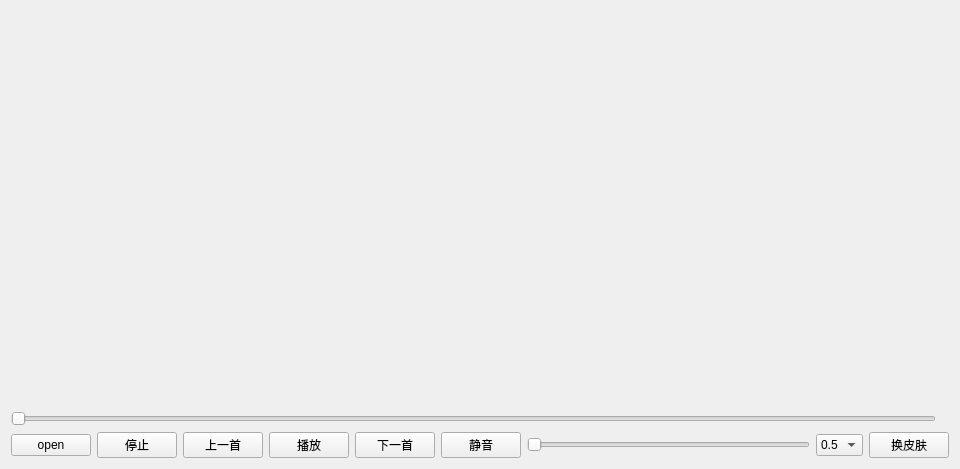
Before: the Qt Designer form lhMusicPlayer/musicplayer.ui in longhao666/2018032901pineappleMusic, drawn with Qt 5.
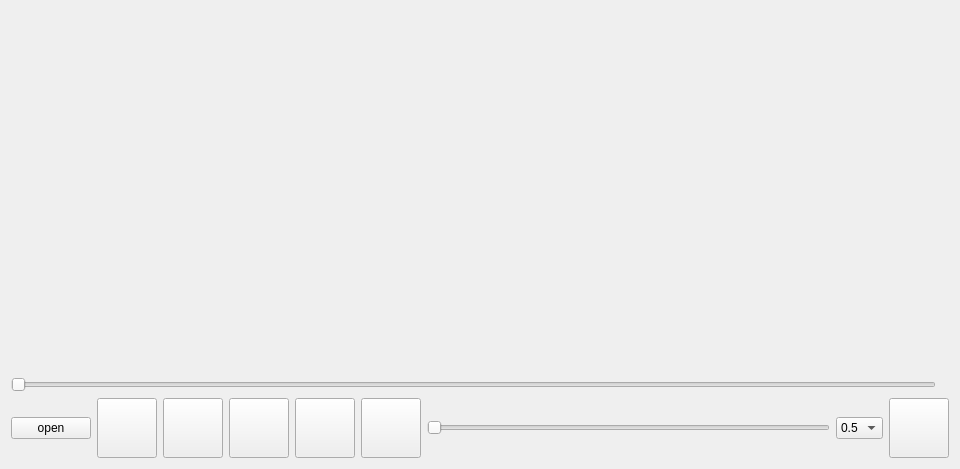
After: the same form once the commit is applied. Custom widgets are drawn as their Qt base class.

The edit to the form file:
```diff
--- a/lhMusicPlayer/musicplayer.ui
+++ b/lhMusicPlayer/musicplayer.ui
@@ -72,36 +72,66 @@
      </item>
      <item>
       <widget class="QPushButton" name="stoppushButton">
+       <property name="minimumSize">
+        <size>
+         <width>60</width>
+         <height>60</height>
+        </size>
+       </property>
        <property name="text">
-        <string>停止</string>
+        <string/>
        </property>
       </widget>
      </item>
      <item>
       <widget class="QPushButton" name="prepushButton">
+       <property name="minimumSize">
+        <size>
+         <width>60</width>
+         <height>60</height>
+        </size>
+       </property>
        <property name="text">
-        <string>上一首</string>
+        <string/>
        </property>
       </widget>
      </item>
      <item>
       <widget class="QPushButton" name="pausepushButton">
+       <property name="minimumSize">
+        <size>
+         <width>60</width>
+         <height>60</height>
+        </size>
+       </property>
        <property name="text">
-        <string>播放</string>
+        <string/>
        </property>
       </widget>
      </item>
      <item>
       <widget class="QPushButton" name="nextpushButton">
+       <property name="minimumSize">
+        <size>
+         <width>60</width>
+         <height>60</height>
+        </size>
+       </property>
        <property name="text">
-        <string>下一首</string>
+        <string/>
        </property>
       </widget>
      </item>
      <item>
       <widget class="QPushButton" name="mutepushButton">
+       <property name="minimumSize">
+        <size>
+         <width>60</width>
+         <height>60</height>
+        </size>
+       </property>
        <property name="text">
-        <string>静音</string>
+        <string/>
        </property>
       </widget>
      </item>
@@ -133,8 +163,14 @@
      </item>
      <item>
       <widget class="QPushButton" name="skinpushButton">
+       <property name="minimumSize">
+        <size>
+         <width>60</width>
+         <height>60</height>
+        </size>
+       </property>
        <property name="text">
-        <string>换皮肤</string>
+        <string/>
        </property>
       </widget>
      </item>
@@ -142,6 +178,13 @@
    </item>
   </layout>
  </widget>
+ <customwidgets>
+  <customwidget>
+   <class>MyListWidget</class>
+   <extends>QListWidget</extends>
+   <header>mylistwidget.h</header>
+  </customwidget>
+ </customwidgets>
  <resources/>
  <connections/>
 </ui>
```
Left out of the diff: 8 changed lines with no effect on the pictures.
